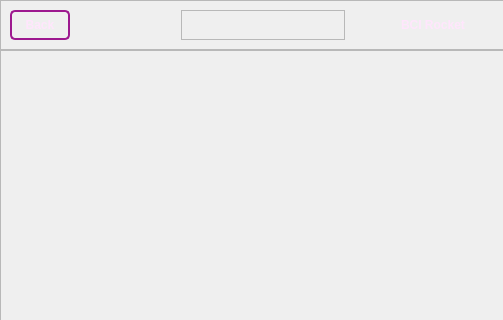
First picture: the form in main.ui, repository nivanov94/bci_rocket, before the edit; both pictures show x 0 to 503 and y 0 to 320 of the 867 by 600 pixel window.
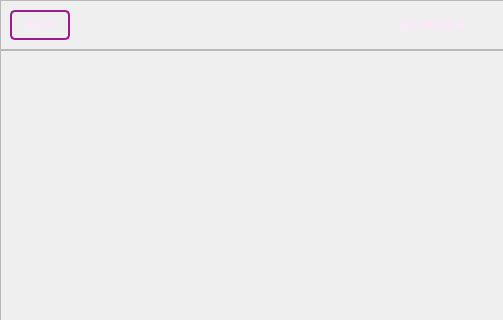
Second picture: the form after the edit. The open tabs and pages were chosen to show the change. Icons and pictures are not drawn.

Commit message: added LSL connection label, change baseline to 120 seconds

What changed in the file:
```diff
--- a/main.ui
+++ b/main.ui
@@ -655,13 +655,26 @@
              </property>
             </widget>
            </item>
-           <item>
-            <widget class="QFrame" name="frame">
-             <property name="frameShape">
-              <enum>QFrame::StyledPanel</enum>
+           <item alignment="Qt::AlignLeft">
+            <widget class="QLabel" name="lsl_stream_label">
+             <property name="font">
+              <font>
+               <family>Segoe UI</family>
+               <pointsize>12</pointsize>
+               <weight>62</weight>
+               <italic>false</italic>
+               <bold>true</bold>
+              </font>
              </property>
-             <property name="frameShadow">
-              <enum>QFrame::Raised</enum>
+             <property name="styleSheet">
+              <string notr="true">color: rgb(255,0,0);
+font-size: 12pt;</string>
+             </property>
+             <property name="text">
+              <string/>
+             </property>
+             <property name="alignment">
+              <set>Qt::AlignRight|Qt::AlignTrailing|Qt::AlignVCenter</set>
              </property>
             </widget>
            </item>
```
The commit also changes 3 other files.
